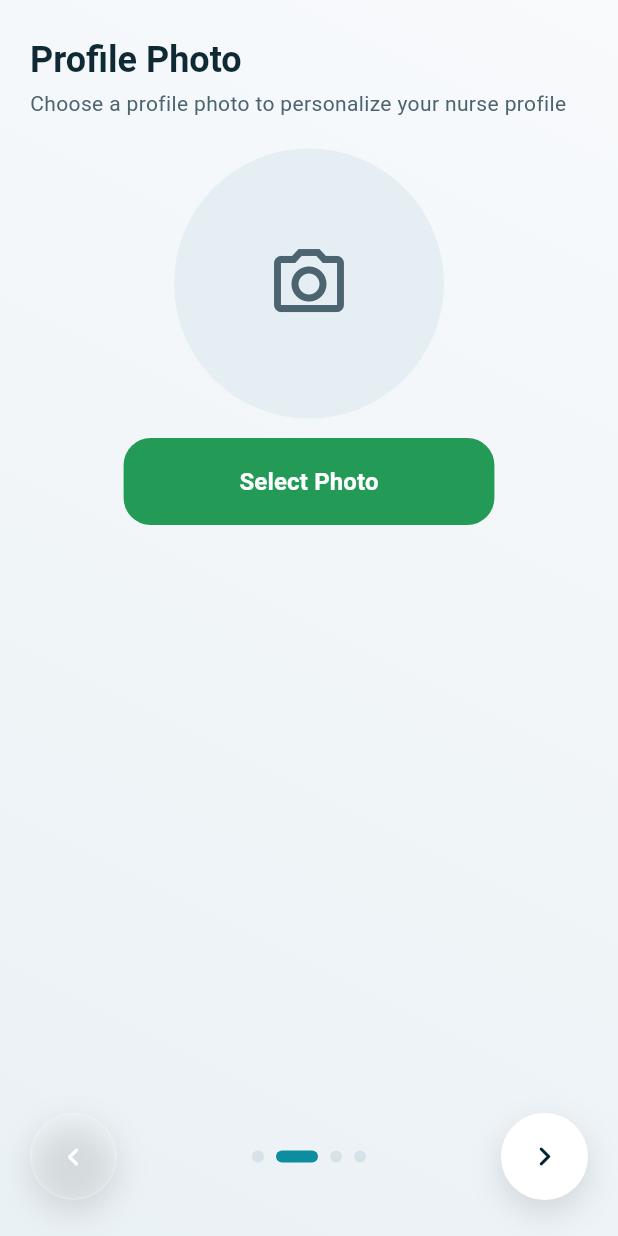
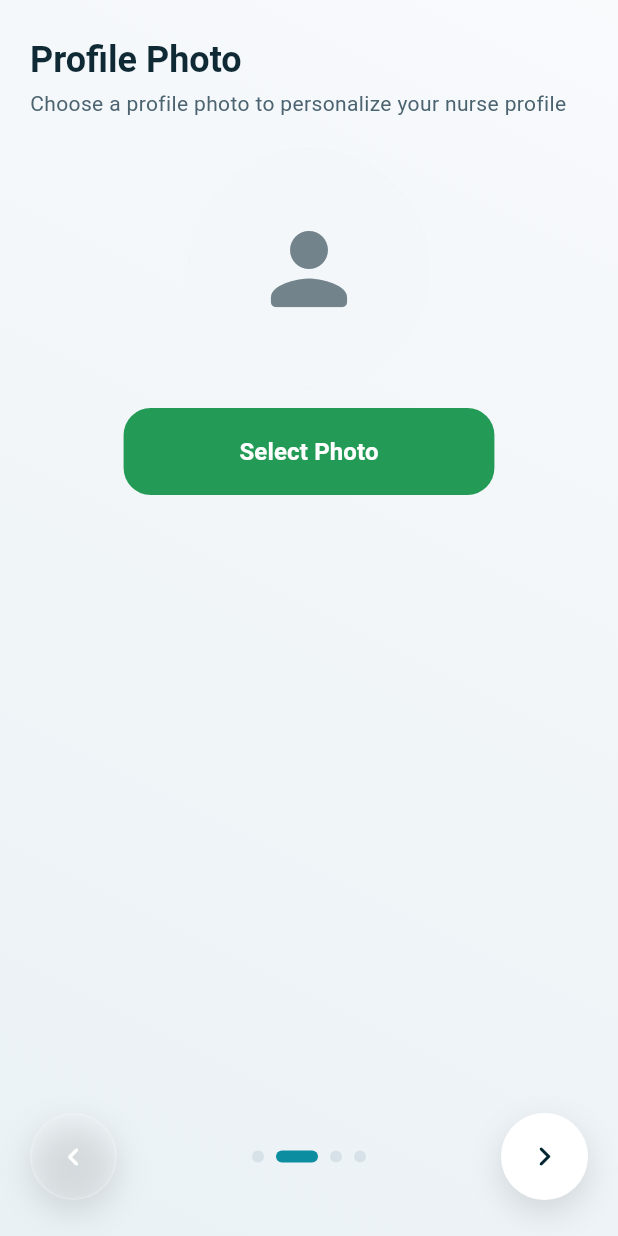
Before and after one commit to 00Osama/cure, a Flutter app: the NurseSignupPage screen opened directly, swiped to page 2, on a phone screen of 412 x 824 dp. Run offline on Flutter 3.47's test engine with Material 3 defaults, Android fonts, the phone set to English and light mode, and no system bars; our stand-ins replace cloud_firestore, dio, firebase_auth, firebase_core, firebase_messaging, flutter_bloc and 11 more; accounts and stored records are empty.

Commit message:
ui improvments

```diff
--- a/lib/features/auth/presentation/pages/nurse_signup.dart
+++ b/lib/features/auth/presentation/pages/nurse_signup.dart
@@ -536,6 +536,15 @@
               validator: _validateExperience,
             ),
             const SizedBox(height: 16),
+            MyTextField(
+              controller: _skillsController,
+              label: S.of(context).skillsSpecialties,
+              icon: Icons.medical_services_outlined,
+              maxLines: 3,
+              validator: _validateSkills,
+              textInputAction: TextInputAction.done,
+            ),
+            const SizedBox(height: 16),
             DropdownButtonFormField<String>(
               isExpanded: true,
               initialValue: _selectedRegion,
@@ -582,15 +591,6 @@
                 });
               },
               validator: _validateRegion,
-            ),
-            const SizedBox(height: 16),
-            MyTextField(
-              controller: _skillsController,
-              label: S.of(context).skillsSpecialties,
-              icon: Icons.medical_services_outlined,
-              maxLines: 3,
-              validator: _validateSkills,
-              textInputAction: TextInputAction.done,
             ),
           ],
         ),
--- a/lib/features/auth/presentation/widgets/profile_photo_picker.dart
+++ b/lib/features/auth/presentation/widgets/profile_photo_picker.dart
@@ -1,9 +1,9 @@
 import 'dart:io';
 import 'package:cure/core/theme_and_locals/app_colors.dart';
+import 'package:cure/core/utils/media_permission.dart';
 import 'package:cure/core/widgets/app_primary_button.dart';
 import 'package:cure/features/auth/presentation/widgets/slide_header.dart';
 import 'package:cure/generated/l10n.dart';
-import 'package:cure/core/utils/media_permission.dart';
 import 'package:flutter/material.dart';
 import 'package:image_picker/image_picker.dart';
 
@@ -46,20 +46,25 @@
             child: Column(
               children: [
                 CircleAvatar(
-                  radius: 90,
+                  radius: 80,
                   backgroundColor: colors.iconBackground,
                   backgroundImage: _hasImage
                       ? FileImage(File(imagePath))
                       : null,
                   child: !_hasImage
-                      ? Icon(
-                          Icons.camera_alt_outlined,
-                          size: 56,
-                          color: colors.onSurfaceMuted,
+                      ? CircleAvatar(
+                          radius: 80,
+                          backgroundColor: colors.surfaceHigh,
+                          child: Icon(
+                            Icons.person_rounded,
+                            size: 76,
+                            color: colors.onSurfaceSubtle,
+                          ),
                         )
                       : null,
                 ),
                 const SizedBox(height: 13),
+
                 SizedBox(
                   width: MediaQuery.of(context).size.width * 0.6,
                   child: AppPrimaryButton(
@@ -67,7 +72,9 @@
                     onPressed: () async {
                       final permission =
                           await MediaPermission.requestGalleryAccess();
+
                       if (!context.mounted) return;
+
                       if (permission == MediaPermissionResult.denied) {
                         ScaffoldMessenger.of(context).showSnackBar(
                           SnackBar(
@@ -78,20 +85,39 @@
                         );
                         return;
                       }
+
                       if (permission ==
                           MediaPermissionResult.permanentlyDenied) {
                         await MediaPermission.showOpenSettingsDialog(context);
                         return;
                       }
+
                       final pickedFile = await ImagePicker().pickImage(
                         source: ImageSource.gallery,
                       );
+
                       if (pickedFile != null) {
                         onImagePicked(pickedFile.path);
                       }
                     },
                   ),
                 ),
+
+                if (_hasImage) ...[
+                  const SizedBox(height: 10),
+                  SizedBox(
+                    width: MediaQuery.of(context).size.width * 0.6,
+                    child: OutlinedButton.icon(
+                      onPressed: () => onImagePicked('default'),
+                      icon: const Icon(Icons.delete_outline),
+                      label: Text(S().deletePhoto),
+                      style: OutlinedButton.styleFrom(
+                        foregroundColor: Colors.red,
+                        padding: const EdgeInsets.symmetric(vertical: 14),
+                      ),
+                    ),
+                  ),
+                ],
               ],
             ),
           ),
--- a/lib/features/patient_dashboard/presentation/pages/patient_dashboard_page.dart
+++ b/lib/features/patient_dashboard/presentation/pages/patient_dashboard_page.dart
@@ -121,7 +121,7 @@
                   role: 'patient',
                   patientbookings: state.completedBookings,
                   nursebookings: [],
-                  emptyMessage: S().noActiveBookings,
+                  emptyMessage: S().noCompletedBookings,
                 ),
               ],
             );
```
Also changed, not shown: lib/core/widgets/booking_info_row.dart (+40 -5 lines), lib/features/auth/presentation/pages/splash_refactored.dart (deleted, +0 -106 lines), lib/features/booking_nurse/data/datasources/book_nurse_remote_data_source.dart (+3 -4 lines), lib/features/nurse_dashboard/presentation/widgets/nurse_booking_card.dart (+24 -12 lines), lib/features/patient_dashboard/presentation/widgets/patient_booking_card.dart (+18 -36 lines), lib/l10n/intl_ar.arb (+6 -3 lines), lib/l10n/intl_en.arb (+6 -3 lines), lib/generated/intl/messages_ar.dart, lib/generated/intl/messages_en.dart, lib/generated/l10n.dart.
